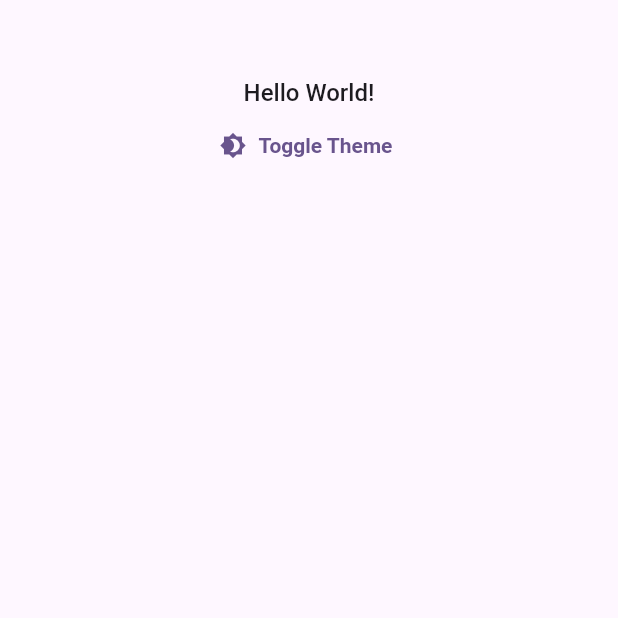
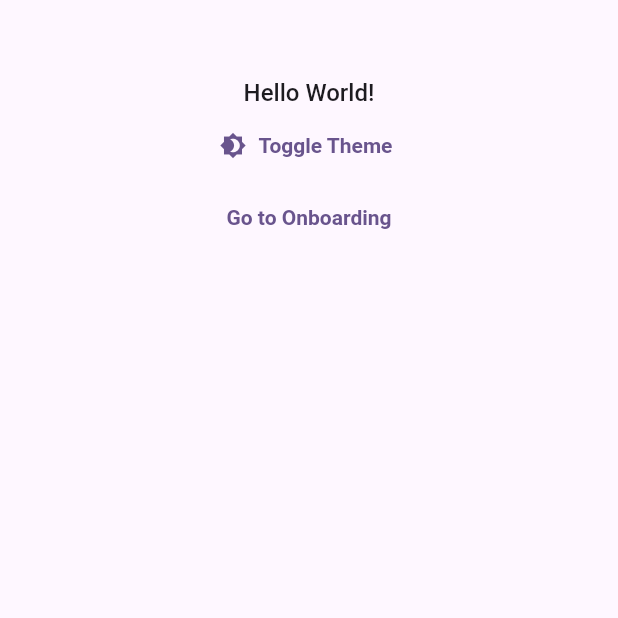
Before and after one commit to GrrravityBusiness/tictactoe, a Flutter app: the LobbyPage screen opened by its route, on a phone screen of 412 x 824 dp, the top half of it. Run offline on Flutter 3.47's test engine with Material 3 defaults, Android fonts, the phone set to English and light mode, and no system bars; our stand-ins replace bloc, dartz, flutter_bloc, freezed_annotation, get_it, go_router and 1 more; accounts and stored records are empty; Roboto replaces fonts that are missing (Tilt Neon).

Commit message:
fix form field in onboarding page, clean code + document it

```diff
--- a/lib/1-features/0-onboarding/data/dto/player_dto.dart
+++ b/lib/1-features/0-onboarding/data/dto/player_dto.dart
@@ -15,10 +15,15 @@ abstract class PlayerDTO with _$PlayerDTO {
       _$PlayerDTOFromJson(json);
 }
 
+/// PlayerDTO extension to manipulate DTO through utility methods.
 extension OnPlayerDTO on PlayerDTO {
+  /// DTO to Entity mapper
   Player get toEntity => Player(name: name);
 }
 
+/// Player extension to manipulate entity into datasource objects through
+/// utility methods.
 extension OnPlayer on Player {
+  /// Entity to DTO mapper
   PlayerDTO get toDTO => PlayerDTO(name: name);
 }
--- a/lib/1-features/0-onboarding/domain/repositories/player_repository.dart
+++ b/lib/1-features/0-onboarding/domain/repositories/player_repository.dart
@@ -3,7 +3,15 @@ import 'package:tictactoe/1-features/0-onboarding/domain/entities/player.dart';
 import 'package:tictactoe/core/utils/failures.dart';
 
 abstract class PlayerRepository {
+  /// Deletes the player data from local storage, returns a [Failure]
+  /// on error or a [bool] indicating success.
   Future<Either<Failure, bool>> savePlayer({required Player player});
-  Player? loadPlayer();
+
+  /// Loads the player data from local storage, returns a [Failure]
+  /// on error or a [Player?] indicating the loaded player or null if not found.
+  Either<Failure, Player?> loadPlayer();
+
+  /// Saves the player data to local storage, returns a [Failure] on error or
+  /// a [bool] indicating success.
   Future<Either<Failure, bool>> deletePlayer();
 }
--- a/lib/1-features/0-onboarding/presentation/cubit/player_state.dart
+++ b/lib/1-features/0-onboarding/presentation/cubit/player_state.dart
@@ -9,6 +9,7 @@ abstract class PlayerState with _$PlayerState {
     required Player? player,
   }) = _PlayerState;
 
+  /// Utility factory to create the initial state with no player.
   factory PlayerState.initial() => const PlayerState(player: null);
 
   const PlayerState._();
--- a/lib/1-features/0-onboarding/presentation/widget/validate_onboarding_button.dart
+++ b/lib/1-features/0-onboarding/presentation/widget/validate_onboarding_button.dart
@@ -15,7 +15,7 @@ class ValidateOnboardingButton extends StatelessWidget {
     return BlocBuilder<PlayerController, PlayerState>(
       builder: (context, state) {
         return TextButton(
-          onPressed: state.player != null
+          onPressed: state.player != null && state.player!.name.isNotEmpty
               ? () async {
                   await context.read<PlayerController>().savePlayer();
                   if (context.mounted) {
--- a/lib/1-features/1-lobby/presentation/lobby_page.dart
+++ b/lib/1-features/1-lobby/presentation/lobby_page.dart
@@ -1,4 +1,6 @@
 import 'package:flutter/material.dart';
+import 'package:go_router/go_router.dart';
+import 'package:tictactoe/core/router/routes.dart';
 import 'package:tictactoe/core/services/theme/presentation/widget/theme_switcher.dart';
 
 class LobbyPage extends StatelessWidget {
@@ -6,14 +8,18 @@ class LobbyPage extends StatelessWidget {
 
   @override
   Widget build(BuildContext context) {
-    return const Scaffold(
+    return Scaffold(
       body: Padding(
-        padding: EdgeInsets.only(top: 50),
+        padding: const EdgeInsets.only(top: 50),
         child: Center(
           child: Column(
             children: [
-              Text('Hello World!'),
-              ThemeSwitcherWidget(),
+              const Text('Hello World!'),
+              const ThemeSwitcherWidget(),
+              TextButton(
+                onPressed: () => context.go(AppRoutes.onboarding),
+                child: const Text('Go to Onboarding'),
+              ),
             ],
           ),
         ),
--- a/lib/core/router/app_navigator.dart
+++ b/lib/core/router/app_navigator.dart
@@ -5,8 +5,10 @@ import 'package:tictactoe/1-features/0-onboarding/presentation/cubit/player_cubi
 import 'package:tictactoe/1-features/0-onboarding/presentation/onboarding_page.dart';
 import 'package:tictactoe/1-features/1-lobby/presentation/lobby_page.dart';
 import 'package:tictactoe/core/router/routes.dart';
+import 'package:tictactoe/core/utils/logger.dart';
 
 class AppNavigator {
+  final Logger _logger = Logger('AppNavigator');
   GoRouter routerBuilder(BuildContext context) {
     return GoRouter(
       debugLogDiagnostics: true,
@@ -27,10 +29,13 @@ class AppNavigator {
       ],
       redirect: (context, state) {
         final location = state.uri.path;
-
+        // Adding a guard on onboarding route to ensure player name is set
         if (location != AppRoutes.onboarding) {
           final playerState = context.read<PlayerController>().state;
-          if (playerState.player == null) {
+          if (playerState.player == null || playerState.player!.name.isEmpty) {
+            _logger.other(
+              'redirecting to ${AppRoutes.onboarding} from $location',
+            );
             return AppRoutes.onboarding;
           }
         }
--- a/lib/main.dart
+++ b/lib/main.dart
@@ -9,7 +9,7 @@ import 'package:tictactoe/core/services/theme/presentation/cubit/theme_state.dar
 
 Future<void> main() async {
   WidgetsFlutterBinding.ensureInitialized();
-  await initDependencies();
+  await DependencyManager.initDependencies();
   runApp(const MainApp());
 }
 
```
Also changed, not shown: lib/1-features/0-onboarding/data/datasource/local_player_datasource.dart (+21 -1 lines), lib/1-features/0-onboarding/data/reporitory_impl/player_repository_impl.dart (+9 -3 lines), lib/1-features/0-onboarding/domain/usecases/player_usecase.dart (+14 -5 lines), lib/1-features/0-onboarding/onboarding_dep.dart (+7 -0 lines), lib/1-features/0-onboarding/presentation/cubit/player_cubit.dart (+11 -3 lines), lib/1-features/0-onboarding/presentation/widget/player_form.dart (+57 -13 lines), lib/core/services/dependency_injection/database_dependency.dart (+8 -0 lines), lib/core/services/dependency_injection/dependency_injection.dart (+13 -4 lines), lib/core/utils/failures.dart (+30 -0 lines).
